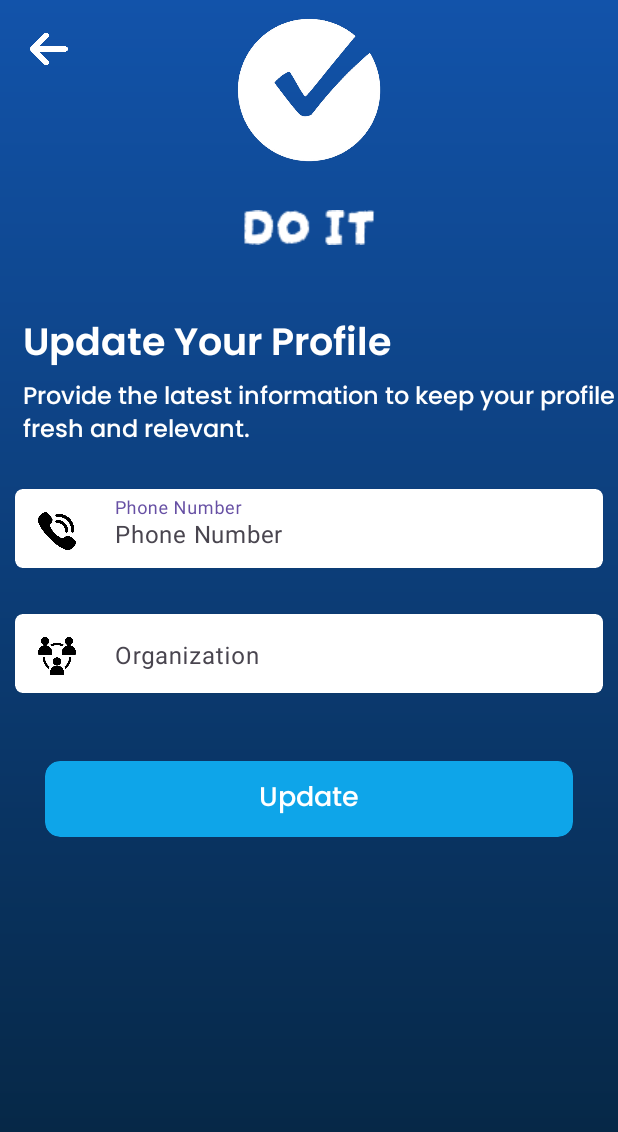
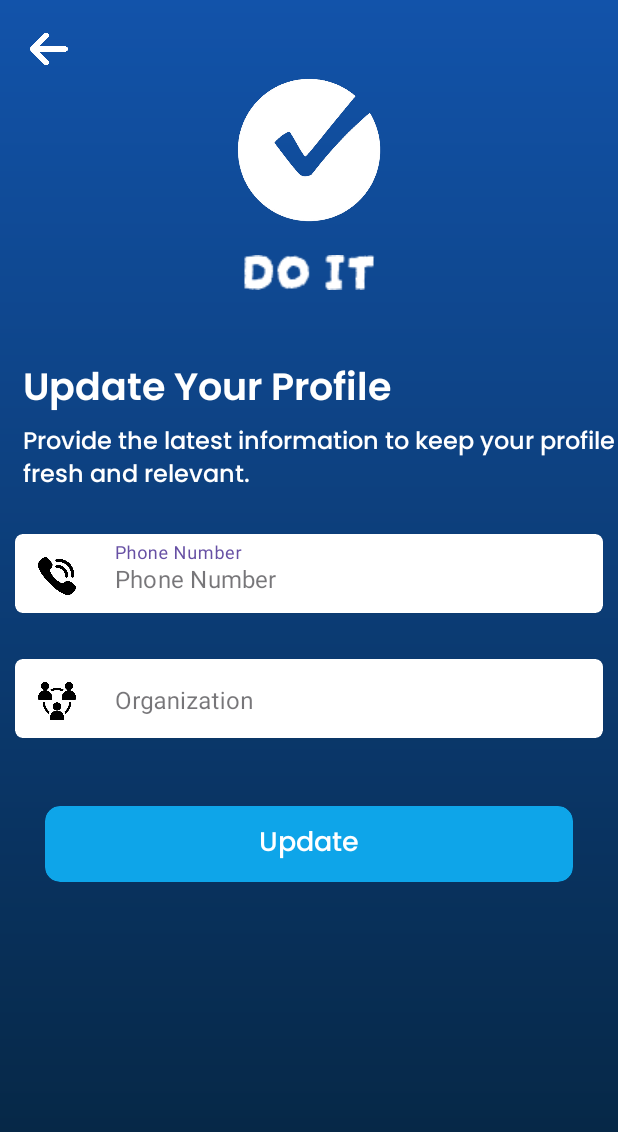
Before and after one commit to mr-j-shah/Android_xml, an Android app: the layout activity_user_data_form.xml on its own in the app's theme, with its tools: preview values and no code run, on a phone screen of 412 x 824 dp. Shown: the top 1132 px of the screen. Run offline under Robolectric (Android 15) with nearby library versions, the phone set to English and light mode, and no system bars.

Commit message:
Update User Detail Complete

```diff
--- a/Trello/app/src/main/res/layout/activity_user_data_form.xml
+++ b/Trello/app/src/main/res/layout/activity_user_data_form.xml
@@ -8,23 +8,25 @@
     tools:context=".HomePage.HomePage">
 
     <ImageView
-        android:id="@+id/popUpBack"
+        android:id="@+id/popUpBackUserForm"
         android:layout_width="25dp"
         android:layout_height="25dp"
         android:layout_marginHorizontal="20dp"
         android:layout_marginVertical="20dp"
         android:backgroundTint="@color/white"
-
+        android:clickable="true"
+        android:focusable="true"
         android:src="@drawable/ic_pop_up_back"
         android:tint="@color/white"
-
         app:layout_constraintStart_toStartOf="parent"
         app:layout_constraintTop_toTopOf="parent"
         tools:ignore="UseAppTint" />
 
     <ScrollView
         android:layout_width="match_parent"
-        android:layout_height="match_parent">
+        android:layout_height="match_parent"
+        android:layout_marginTop="50dp"
+        app:layout_constraintTop_toBottomOf="@+id/popUpBackUserForm">
 
         <LinearLayout
             android:layout_width="match_parent"
@@ -38,7 +40,6 @@
                 android:layout_width="100dp"
                 android:layout_height="100dp"
                 android:layout_gravity="center_horizontal"
-                android:layout_margin="10dp"
                 android:src="@drawable/login_checkmark" />
 
             <ImageView
@@ -111,11 +112,11 @@
 
                         <com.google.android.material.textfield.TextInputLayout
                             android:id="@+id/textInputLayout_mobilenum"
+                            style="@style/CustomTextInputLayout"
                             android:layout_width="match_parent"
                             android:layout_height="42dp"
                             android:hint="Phone Number"
 
-                            app:boxStrokeColor="@color/storke_value"
                             app:boxStrokeWidth="0dp"
                             app:placeholderText="Phone Number">
 
@@ -161,10 +162,11 @@
 
                         <com.google.android.material.textfield.TextInputLayout
                             android:id="@+id/textInputLayout_organization"
+                            style="@style/CustomTextInputLayout"
                             android:layout_width="match_parent"
                             android:layout_height="42dp"
                             android:hint="Organization"
-                            app:boxStrokeColor="@color/storke_value"
+
 
                             app:boxStrokeWidth="0dp"
                             app:placeholderText="Organization">
--- /dev/null
+++ b/Trello/app/src/main/res/values/style.xml
@@ -0,0 +1,13 @@
+<?xml version="1.0" encoding="utf-8"?>
+<resources>
+
+    <style name="CustomTextInputLayout" parent="Widget.MaterialComponents.TextInputLayout.OutlinedBox">
+        <!-- Customize stroke width and color for normal state -->
+        <item name="boxStrokeWidth">0dp</item>
+        <item name="boxStrokeColor">@android:color/transparent</item>
+
+        <!-- Customize stroke width and color for error state -->
+        <item name="boxStrokeWidthFocused">0dp</item>
+        <item name="boxStrokeErrorColor">@android:color/transparent</item>
+    </style>
+</resources>
```
Also changed, not shown: Trello/app/src/main/java/com/crestinfosystems_jinay/trello/HomePage/ProfileScreen/Profile_Screen.kt (+27 -8 lines), Trello/app/src/main/java/com/crestinfosystems_jinay/trello/network/FirestoreDatabase.kt (+10 -3 lines), Trello/app/src/main/java/com/crestinfosystems_jinay/trello/splash_pages/UserDataForm/UserDataForm.kt (+93 -22 lines).
